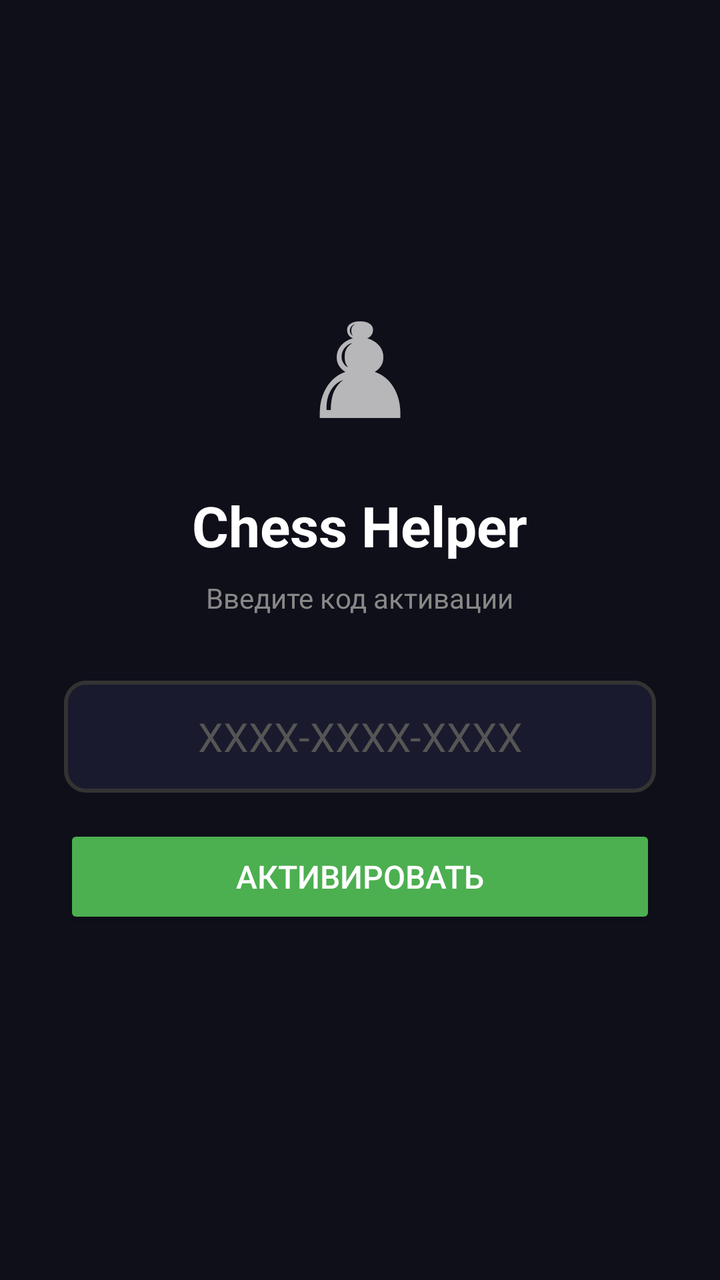
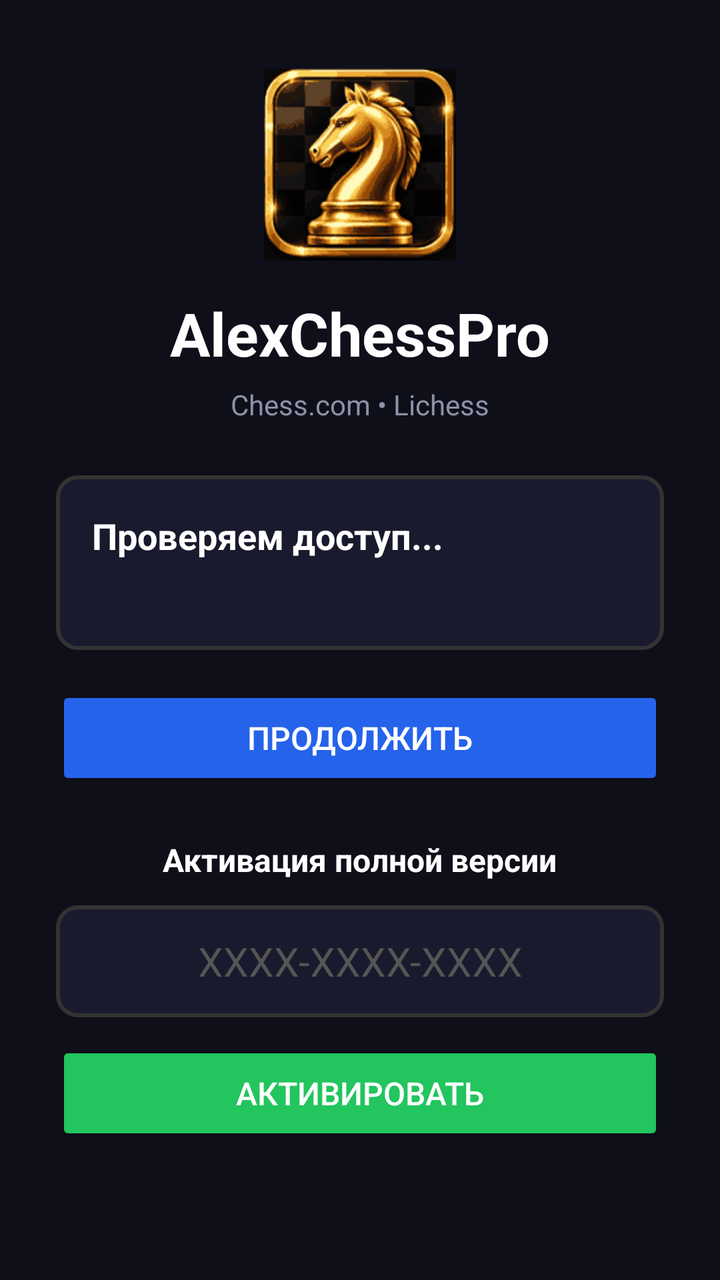

Compare the two renders of this Android layout. The source of the first and the diff that turns it into the second are given below.
<!-- AndroidManifest.xml: application theme Theme.ChessHelper -->
<!-- res/layout/activity_activation.xml -->
<?xml version="1.0" encoding="utf-8"?>
<LinearLayout xmlns:android="http://schemas.android.com/apk/res/android"
    android:layout_width="match_parent"
    android:layout_height="match_parent"
    android:orientation="vertical"
    android:gravity="center"
    android:padding="32dp"
    android:background="#0f0f1a">
    <TextView
        android:layout_width="wrap_content"
        android:layout_height="wrap_content"
        android:text="♟"
        android:textSize="64sp"
        android:layout_marginBottom="16dp"/>
    <TextView
        android:layout_width="wrap_content"
        android:layout_height="wrap_content"
        android:text="Chess Helper"
        android:textSize="28sp"
        android:textColor="#ffffff"
        android:textStyle="bold"
        android:layout_marginBottom="8dp"/>
    <TextView
        android:layout_width="wrap_content"
        android:layout_height="wrap_content"
        android:text="Введите код активации"
        android:textSize="14sp"
        android:textColor="#888888"
        android:layout_marginBottom="32dp"/>
    <EditText
        android:id="@+id/codeInput"
        android:layout_width="match_parent"
        android:layout_height="56dp"
        android:hint="XXXX-XXXX-XXXX"
        android:textColor="#ffffff"
        android:textColorHint="#555555"
        android:textSize="20sp"
        android:gravity="center"
        android:inputType="textCapCharacters"
        android:background="@drawable/input_background"
        android:layout_marginBottom="16dp"
        android:padding="12dp"/>
    <Button
        android:id="@+id/activateBtn"
        android:layout_width="match_parent"
        android:layout_height="52dp"
        android:text="Активировать"
        android:textSize="16sp"
        android:textColor="#ffffff"
        android:backgroundTint="#4caf50"
        android:layout_marginBottom="16dp"/>
    <TextView
        android:id="@+id/msgText"
        android:layout_width="wrap_content"
        android:layout_height="wrap_content"
        android:textSize="14sp"
        android:gravity="center"/>
</LinearLayout>
<!-- resources referenced by this layout -->
<resources>
  <!-- drawable input_background (drawable) -->
  <?xml version="1.0" encoding="utf-8"?>
  <shape xmlns:android="http://schemas.android.com/apk/res/android">
      <solid android:color="#1a1a2e"/>
      <stroke android:width="2dp" android:color="#333333"/>
      <corners android:radius="10dp"/>
  </shape>
  <style name="Theme.ChessHelper" parent="Theme.AppCompat.NoActionBar">
          <item name="colorPrimary">#4caf50</item>
          <item name="colorPrimaryDark">#388e3c</item>
          <item name="android:windowBackground">#0f0f1a</item>
      </style>
</resources>

<!-- the commit's change to res/layout/activity_activation.xml (unified diff, before → after) -->
@@ -1,58 +1,119 @@
 <?xml version="1.0" encoding="utf-8"?>
-<LinearLayout xmlns:android="http://schemas.android.com/apk/res/android"
+<ScrollView xmlns:android="http://schemas.android.com/apk/res/android"
     android:layout_width="match_parent"
     android:layout_height="match_parent"
-    android:orientation="vertical"
-    android:gravity="center"
-    android:padding="32dp"
+    android:fillViewport="true"
     android:background="#0f0f1a">
-    <TextView
-        android:layout_width="wrap_content"
+
+    <LinearLayout
+        android:layout_width="match_parent"
         android:layout_height="wrap_content"
-        android:text="♟"
-        android:textSize="64sp"
-        android:layout_marginBottom="16dp"/>
-    <TextView
-        android:layout_width="wrap_content"
-        android:layout_height="wrap_content"
-        android:text="Chess Helper"
-        android:textSize="28sp"
-        android:textColor="#ffffff"
-        android:textStyle="bold"
-        android:layout_marginBottom="8dp"/>
-    <TextView
-        android:layout_width="wrap_content"
-        android:layout_height="wrap_content"
-        android:text="Введите код активации"
-        android:textSize="14sp"
-        android:textColor="#888888"
-        android:layout_marginBottom="32dp"/>
-    <EditText
-        android:id="@+id/codeInput"
-        android:layout_width="match_parent"
-        android:layout_height="56dp"
-        android:hint="XXXX-XXXX-XXXX"
-        android:textColor="#ffffff"
-        android:textColorHint="#555555"
-        android:textSize="20sp"
+        android:minHeight="match_parent"
+        android:orientation="vertical"
         android:gravity="center"
-        android:inputType="textCapCharacters"
-        android:background="@drawable/input_background"
-        android:layout_marginBottom="16dp"
-        android:padding="12dp"/>
-    <Button
-        android:id="@+id/activateBtn"
-        android:layout_width="match_parent"
-        android:layout_height="52dp"
-        android:text="Активировать"
-        android:textSize="16sp"
-        android:textColor="#ffffff"
-        android:backgroundTint="#4caf50"
-        android:layout_marginBottom="16dp"/>
-    <TextView
-        android:id="@+id/msgText"
-        android:layout_width="wrap_content"
-        android:layout_height="wrap_content"
-        android:textSize="14sp"
-        android:gravity="center"/>
-</LinearLayout>
+        android:padding="28dp">
+
+        <ImageView
+            android:layout_width="96dp"
+            android:layout_height="96dp"
+            android:src="@mipmap/ic_launcher"
+            android:contentDescription="AlexChessPro"
+            android:layout_marginBottom="16dp" />
+
+        <TextView
+            android:layout_width="wrap_content"
+            android:layout_height="wrap_content"
+            android:text="AlexChessPro"
+            android:textSize="30sp"
+            android:textColor="#ffffff"
+            android:textStyle="bold"
+            android:layout_marginBottom="6dp" />
+
+        <TextView
+            android:layout_width="wrap_content"
+            android:layout_height="wrap_content"
+            android:text="Chess.com • Lichess"
+            android:textSize="14sp"
+            android:textColor="#8b93a7"
+            android:layout_marginBottom="26dp" />
+
+        <LinearLayout
+            android:layout_width="match_parent"
+            android:layout_height="wrap_content"
+            android:orientation="vertical"
+            android:padding="18dp"
+            android:background="@drawable/input_background"
+            android:layout_marginBottom="18dp">
+
+            <TextView
+                android:id="@+id/statusText"
+                android:layout_width="wrap_content"
+                android:layout_height="wrap_content"
+                android:text="Проверяем доступ..."
+                android:textSize="18sp"
+                android:textStyle="bold"
+                android:textColor="#ffffff"
+                android:layout_marginBottom="8dp" />
+
+            <TextView
+                android:id="@+id/trialTimeText"
+                android:layout_width="wrap_content"
+                android:layout_height="wrap_content"
+                android:text=""
+                android:textSize="14sp"
+                android:textColor="#b8c0d0" />
+        </LinearLayout>
+
+        <Button
+            android:id="@+id/continueBtn"
+            android:layout_width="match_parent"
+            android:layout_height="52dp"
+            android:text="Продолжить"
+            android:textSize="16sp"
+            android:textColor="#ffffff"
+            android:enabled="false"
+            android:backgroundTint="#2563eb"
+            android:layout_marginBottom="24dp" />
+
+        <TextView
+            android:layout_width="wrap_content"
+            android:layout_height="wrap_content"
+            android:text="Активация полной версии"
+            android:textSize="16sp"
+            android:textColor="#ffffff"
+            android:textStyle="bold"
+            android:layout_marginBottom="12dp" />
+
+        <EditText
+            android:id="@+id/codeInput"
+            android:layout_width="match_parent"
+            android:layout_height="56dp"
+            android:hint="XXXX-XXXX-XXXX"
+            android:textColor="#ffffff"
+            android:textColorHint="#555555"
+            android:textSize="20sp"
+            android:gravity="center"
+            android:inputType="textCapCharacters"
+            android:background="@drawable/input_background"
+            android:layout_marginBottom="12dp"
+            android:padding="12dp" />
+
+        <Button
+            android:id="@+id/activateBtn"
+            android:layout_width="match_parent"
+            android:layout_height="52dp"
+            android:text="Активировать"
+            android:textSize="16sp"
+            android:textColor="#ffffff"
+            android:backgroundTint="#22c55e"
+            android:layout_marginBottom="14dp" />
+
+        <TextView
+            android:id="@+id/msgText"
+            android:layout_width="wrap_content"
+            android:layout_height="wrap_content"
+            android:textSize="14sp"
+            android:gravity="center" />
+
+    </LinearLayout>
+</ScrollView>
<!-- resource entries referenced after the edit -->
@@ -7,6 +7,7 @@
       <stroke android:width="2dp" android:color="#333333"/>
       <corners android:radius="10dp"/>
   </shape>
+  <!-- mipmap ic_launcher: png bitmap (mipmap-hdpi, 1778 bytes) -->
   <style name="Theme.ChessHelper" parent="Theme.AppCompat.NoActionBar">
           <item name="colorPrimary">#4caf50</item>
           <item name="colorPrimaryDark">#388e3c</item>
